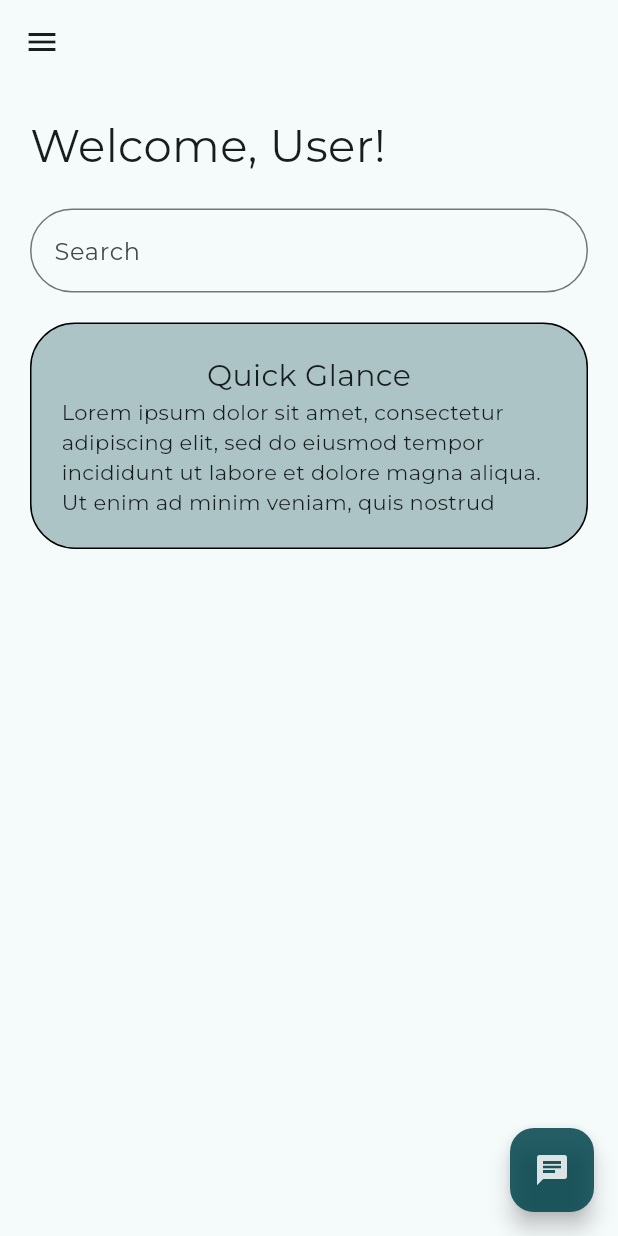
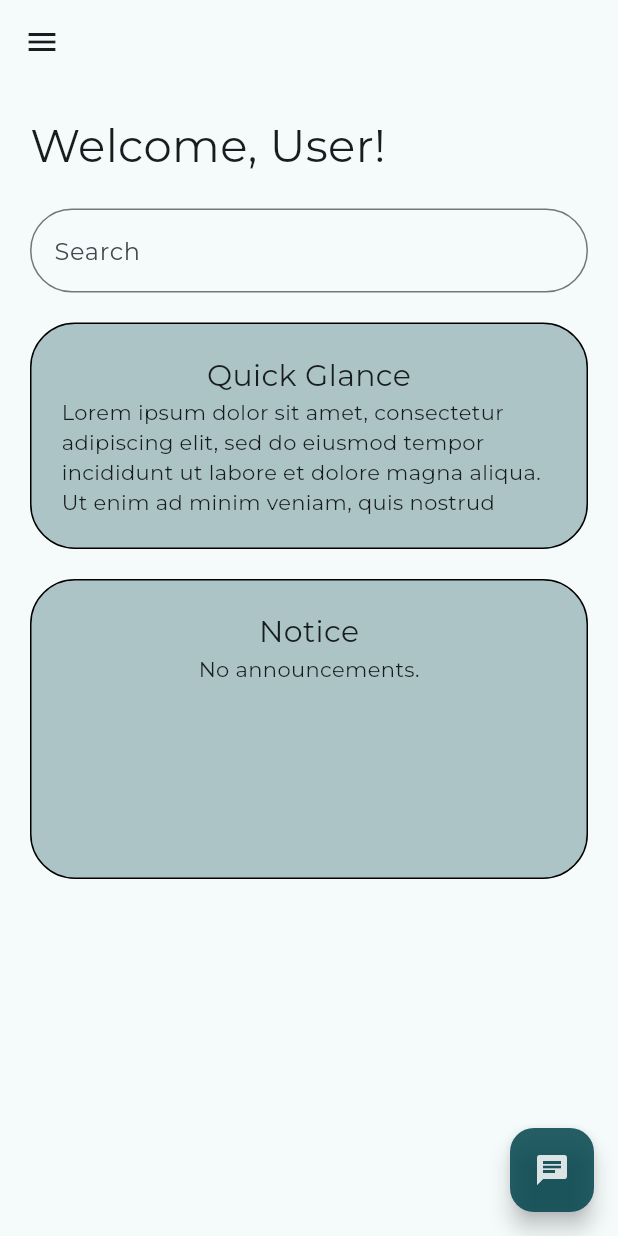
Before and after one commit to BioSyncTM/hdims_biosync, a Flutter app: the screen it shows after launch, on a phone screen of 412 x 824 dp. Run offline on Flutter 3.47's test engine with Material 3 defaults, Android fonts, the phone set to English and light mode, and no system bars; missing offline and left inert: dart:ffi; project files that could hold a hidden picture were left out.

Commit message:
added notice section

```diff
--- a/lib/main.dart
+++ b/lib/main.dart
@@ -92,10 +92,10 @@ class _MyHomePageState extends State<MyHomePage> {
                     color: const Color.fromARGB(75, 0, 66, 74),
                   ),
                   child: Row(
-                    mainAxisAlignment: MainAxisAlignment.center,
+                    mainAxisAlignment: MainAxisAlignment.start,
                     children: [
                       Container(
-                        margin: EdgeInsets.only(top: 20, bottom: 20, right: 15),
+                        margin: EdgeInsets.only(left: 20, top: 20, bottom: 20, right: 15),
                         decoration: BoxDecoration(
                           color: Colors.white,
                           borderRadius: BorderRadius.circular(40),
@@ -108,13 +108,15 @@ class _MyHomePageState extends State<MyHomePage> {
                         width: 80,
                         height: 80,
                       ),
-                      ConstrainedBox(
+                      Expanded(
+                        child: ConstrainedBox(
                           constraints: BoxConstraints(maxWidth: 120),
                           child: Text(
                             softWrap: true,
                             "Harshvardhan Kandasamy",
                             style: TextStyle(
                               fontSize: 16
+                            ),
                           ),
                         ),
                       )
@@ -124,11 +126,11 @@ class _MyHomePageState extends State<MyHomePage> {
 
                 // Pages
                 Container(
+                  margin: EdgeInsets.only(top: 20),
                   child: Column(
                     crossAxisAlignment: CrossAxisAlignment.stretch,
                     children: [
-                      Container(
-                          child: TextButton(
+                      TextButton(
                         onPressed: () => Navigator.pushReplacement(
                           context,
                           MaterialPageRoute(
@@ -142,7 +144,6 @@ class _MyHomePageState extends State<MyHomePage> {
                           ),
                         )
                       ),
-                        ),
                       TextButton(
                         onPressed: () {
                           Navigator.push(
@@ -154,7 +155,6 @@ class _MyHomePageState extends State<MyHomePage> {
                           "Generate QR",
                         )
                       ),
-
                     ],
                   ),
                 )
@@ -245,6 +245,42 @@ class _MyHomePageState extends State<MyHomePage> {
                       ),
                     ),
                   ]
+                ),
+
+                Container(
+                  margin: EdgeInsets.all(20),
+                  child: Row(
+                    children: [
+                      Expanded(
+                        child: Container(
+                          height: 200,
+                          decoration: BoxDecoration(
+                            color: const Color.fromARGB(75, 0, 66, 74),
+                            borderRadius: BorderRadius.circular(30),
+                            border: Border.all(
+                              width: 1,
+                            )
+                          ),
+                          child: Container(
+                            margin: EdgeInsets.all(20),
+                            child: Column(
+                              children: [
+                                Text(
+                                  "Notice",
+                                  style: TextStyle(
+                                    fontSize: 20
+                                  ),
+                                ),
+                                Text(
+                                  "No announcements."
+                                )
+                              ],
+                            ),
+                          ),
+                        ),
+                      )
+                    ],
+                  ),
                 )
               ],
             ),
```
Lines whose indentation alone changed are shown as unchanged.
